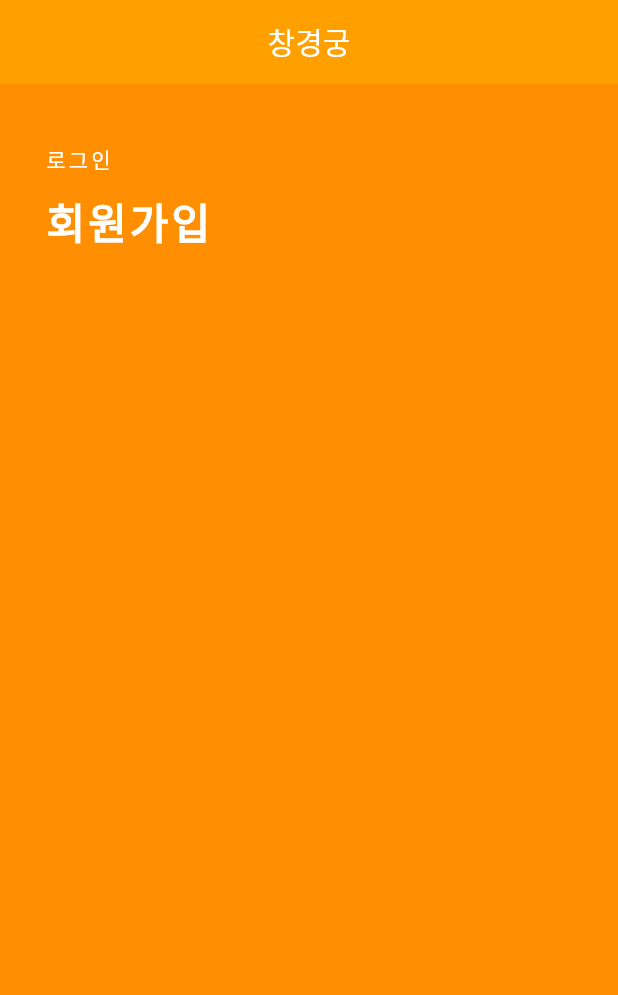
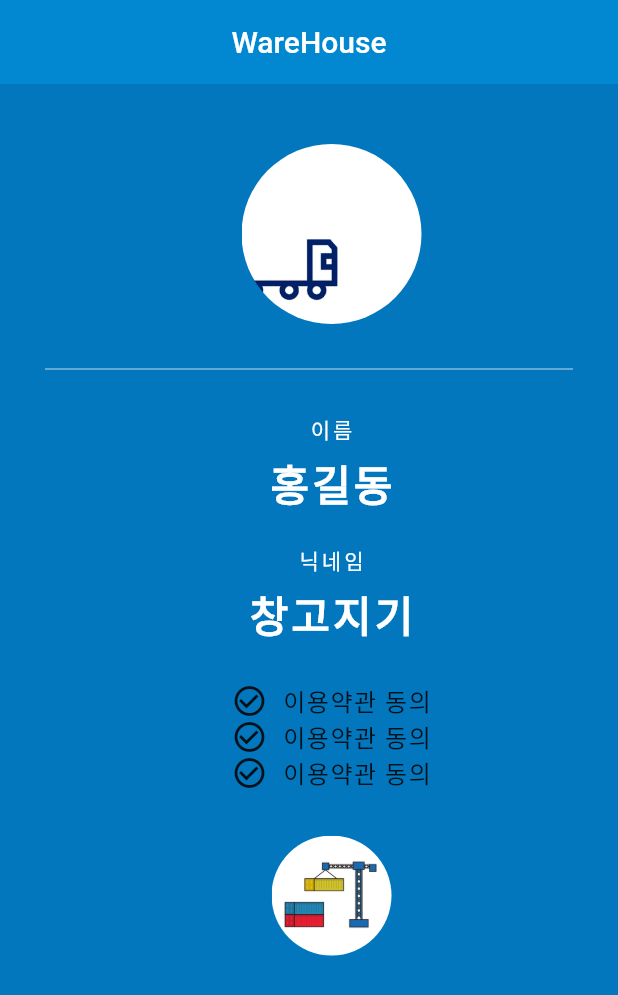
Before and after one commit to w4oamI/Flutter_tutorial, a Flutter app: the screen it shows after launch, on a phone screen of 412 x 824 dp. Shown: the top 995 px of the screen. Run offline on Flutter 3.47's test engine with Material 2 defaults, Android fonts, the phone set to English and light mode, and no system bars.

Commit message:
페이지 디자인 학습2차

```diff
--- a/tutorial/lib/main.dart
+++ b/tutorial/lib/main.dart
@@ -125,6 +125,7 @@ class MyApp extends StatelessWidget {
   @override
   Widget build(BuildContext context) {
     return MaterialApp(
+      debugShowCheckedModeBanner: false, //왼쪽위 빨간 띠 없애는법
       title: '창경궁',
       home: Grade(),
     );
@@ -135,32 +136,132 @@ class Grade extends StatelessWidget {
   @override
   Widget build(BuildContext context) {
     return Scaffold(
-      backgroundColor: Colors.amber[800],
+      backgroundColor: Colors.lightBlue[800],
       appBar: AppBar(
-        title: Text('창경궁'),
-        backgroundColor: Colors.amber[700],
+        title: Text('WareHouse'),
+        backgroundColor: Colors.lightBlue[700],
         centerTitle: true,
         elevation: 0.0,
       ),
       body: Padding(
         padding: EdgeInsets.fromLTRB(30.0, 40.0, 0.0, 0.0),
         child: Column(
-          crossAxisAlignment: CrossAxisAlignment.start,
+          crossAxisAlignment: CrossAxisAlignment.start, //가로 정렬
           children: [
-            Text(
-              '로그인',
-              style: TextStyle(color: Colors.white, letterSpacing: 2.0 //글자간격
-                  ),
+            Center(
+              child: CircleAvatar(
+                backgroundImage: AssetImage('assets/giphy.gif'),
+                radius: 60.0,
+                backgroundColor: Colors.lightBlue[800],
+              ),
+            ),
+            Divider(
+              //구분선
+              height: 60.0,
+              color: Colors.white,
+              thickness: 0.5, //선의 두께
+              endIndent: 30.0, //왼쪽에 붙어 있는선 띄우기
+            ),
+            Center(
+              child: Text(
+                '이름',
+                style: TextStyle(color: Colors.white, letterSpacing: 2.0 //글자간격
+                    ),
+              ),
             ),
             SizedBox(
-              height: 10.0, //로그인과 회원가입사이를 벌어줌
+              height: 5.0, //로그인과 회원가입사이를 벌어줌
             ),
-            Text('회원가입',
+            Center(
+              child: Text('홍길동',
+                  style: TextStyle(
+                      color: Colors.white,
+                      letterSpacing: 2.0,
+                      fontSize: 28.0,
+                      fontWeight: FontWeight.bold)),
+            ),
+            SizedBox(
+              height: 20.0,
+            ),
+            Center(
+              child: Text(
+                '닉네임',
+                style: TextStyle(color: Colors.white, letterSpacing: 2.0 //글자간격
+                    ),
+              ),
+            ),
+            SizedBox(
+              height: 5.0, //로그인과 회원가입사이를 벌어줌
+            ),
+            Center(
+              child: Text(
+                '창고지기',
                 style: TextStyle(
                     color: Colors.white,
                     letterSpacing: 2.0,
                     fontSize: 28.0,
-                    fontWeight: FontWeight.bold))
+                    fontWeight: FontWeight.bold),
+              ),
+            ),
+            SizedBox(
+              height: 25.0,
+            ),
+            Center(
+              child: Row(
+                mainAxisAlignment: MainAxisAlignment.center,
+                children: [
+                  Icon(Icons.check_circle_outline),
+                  SizedBox(
+                    width: 10.0,
+                  ),
+                  Text('이용약관 동의',
+                      style:
+                          TextStyle(fontSize: 16.0, letterSpacing: 1.0 //철자 간격
+                              )),
+                ],
+              ),
+            ),
+            Center(
+              child: Row(
+                mainAxisAlignment: MainAxisAlignment.center,
+                children: [
+                  Icon(Icons.check_circle_outline),
+                  SizedBox(
+                    width: 10.0,
+                  ),
+                  Text('이용약관 동의',
+                      style:
+                          TextStyle(fontSize: 16.0, letterSpacing: 1.0 //철자 간격
+                              )),
+                ],
+              ),
+            ),
+            Center(
+              child: Row(
+                mainAxisAlignment: MainAxisAlignment.center,
+                children: [
+                  Icon(Icons.check_circle_outline),
+                  SizedBox(
+                    width: 10.0,
+                  ),
+                  Text(
+                    '이용약관 동의',
+                    style: TextStyle(fontSize: 16.0, letterSpacing: 1.0 //철자 간격
+                        ),
+                  ),
+                ],
+              ),
+            ),
+            SizedBox(
+              height: 30.0,
+            ),
+            Center(
+              child: CircleAvatar(
+                backgroundImage: AssetImage('assets/contain.png'),
+                radius: 40.0,
+                backgroundColor: Colors.lightBlue[700],
+              ),
+            )
           ],
         ),
       ),
--- a/tutorial/pubspec.yaml
+++ b/tutorial/pubspec.yaml
@@ -45,9 +45,9 @@ flutter:
   uses-material-design: true
 
   # To add assets to your application, add an assets section, like this:
-  # assets:
-  #   - images/a_dot_burr.jpeg
-  #   - images/a_dot_ham.jpeg
+  assets:
+    - assets/contain.png
+    - assets/giphy.gif
 
   # An image asset can refer to one or more resolution-specific "variants", see
   # https://flutter.dev/assets-and-images/#resolution-aware.
```
Also changed, not shown: tutorial/assets/contain.png (added), tutorial/assets/giphy.gif (added).
